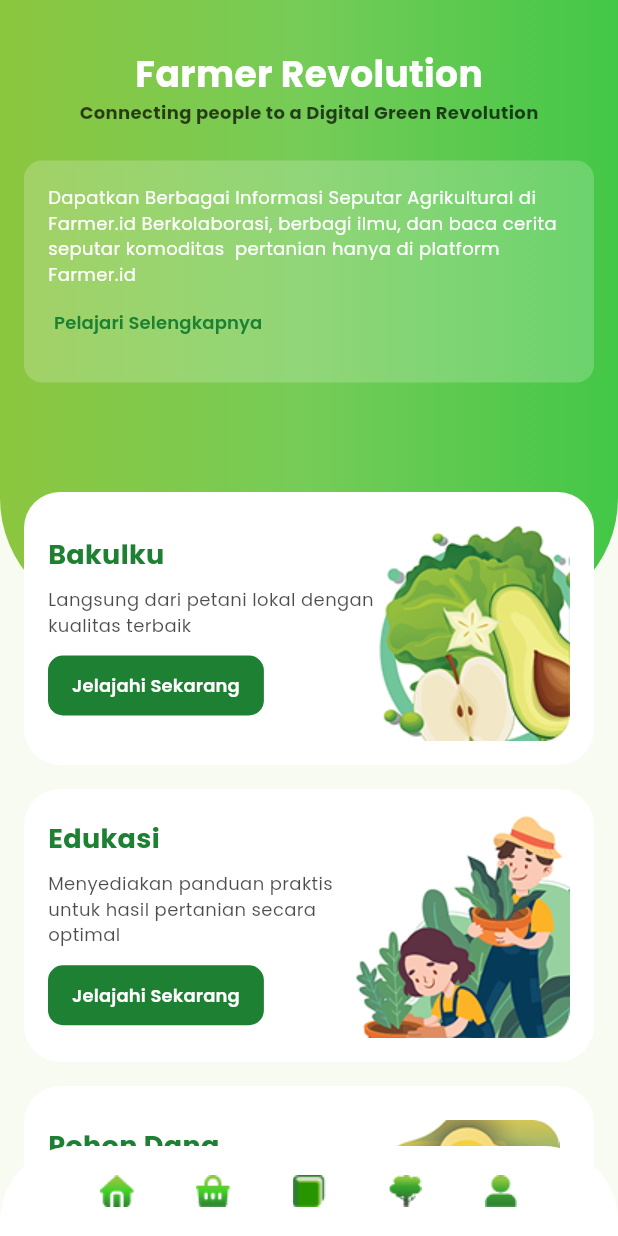
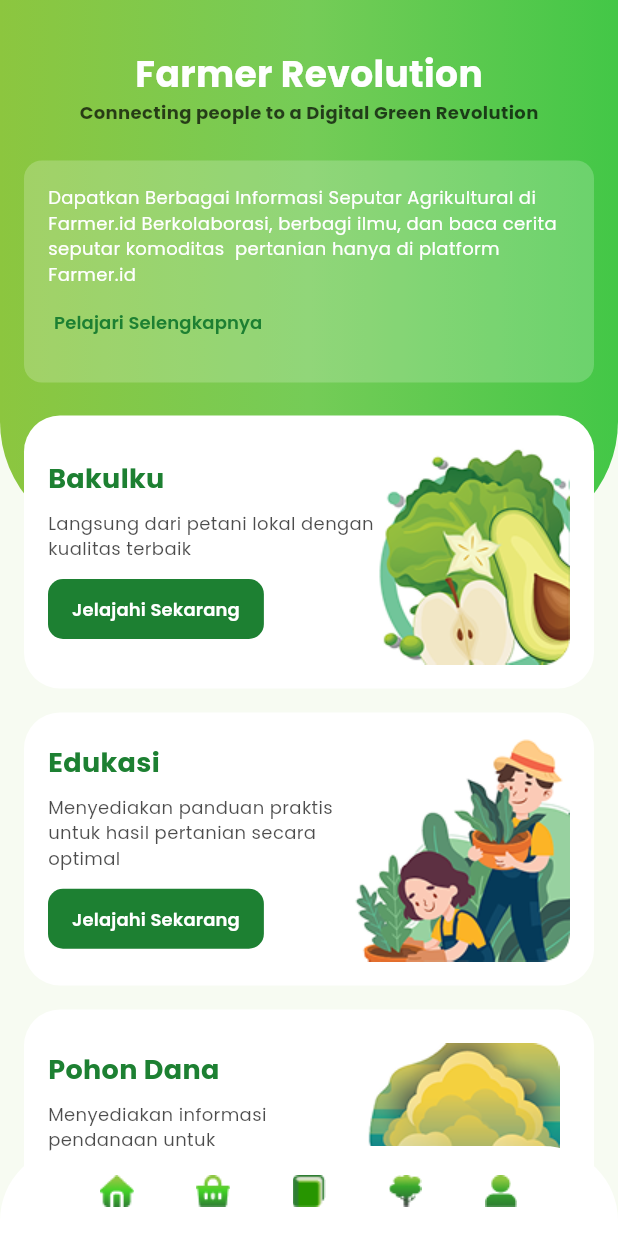
Before and after one commit to qolbudr/tanipedia-mobile, a Flutter app: the VMainMobile screen opened directly, on a phone screen of 412 x 824 dp. Run offline on Flutter 3.47's test engine with Material 3 defaults, Android fonts, the phone set to English and light mode, and no system bars; our stand-ins replace cached_network_image, dio, easy_debounce, freezed_annotation, get, google_fonts and 4 more; accounts and stored records are empty; network calls fail.

```diff
--- a/lib/core/constant/const.dart
+++ b/lib/core/constant/const.dart
@@ -20,7 +20,7 @@ class Const {
   static String mapsUrl = 'https://www.google.com/maps/vt/pb=!1m4!1m3!1i{z}!2i{x}!3i{y}!2m3!1e0!2sm!3i420120488!3m7!2sen!5e1105!12m4!1e68!2m2!1sset!2sRoadmap!4e0!5m1!1e0!23i4111425';
   static String oneSignalAppId = '2ff1a83f-5ef0-45c7-bbef-e0f3724ae38e';
   static String wsUrl = 'wss://admin.jobdis.site';
-  static String baseUrl = 'https://admin.jobdis.site/api';
+  static String baseUrl = 'http://10.0.2.2:3030/api';
   // static String wsUrl = 'ws://10.0.2.2:3000';
   // static String baseUrl = 'http://10.0.2.2:3000/api';
 }
--- a/lib/core/enums/role.dart
+++ b/lib/core/enums/role.dart
@@ -1,6 +1,5 @@
 enum ERole {
+  admin,
+  seller,
   user,
-  admin,
-  consultant,
-  company,
 }
--- a/lib/core/routes/bindings.dart
+++ b/lib/core/routes/bindings.dart
@@ -1,16 +1,18 @@
 import 'package:get/get.dart';
 import 'package:tanipedia_mobile/core/api/api.dart';
 import 'package:tanipedia_mobile/core/database/db.dart';
+import 'package:tanipedia_mobile/feature/main/controller/c_main/c_main.dart';
+import 'package:tanipedia_mobile/repositories/r_auth/r_auth.dart';
 
 class MainBinding extends Bindings {
   @override
   void dependencies() {
     Get.lazyPut(() => DatabaseHelper(), fenix: true);
     Get.lazyPut(() => IApi(), fenix: true);
-    // Get.lazyPut(() => RIReport(), fenix: true);
+    Get.lazyPut(() => RIAuth(), fenix: true);
     // Get.lazyPut(() => RISalary(), fenix: true);
 
-    // Get.put(CMain(), permanent: true);
+    Get.put(CMain(), permanent: true);
     // Get.put(CMainConsultant(), permanent: true);
     // Get.put(CDashboard(), permanent: true);
     // Get.put(CPosCashier(), permanent: true);
--- a/lib/core/widget/w_snackbar.dart
+++ b/lib/core/widget/w_snackbar.dart
@@ -24,15 +24,15 @@ class WSnackBar {
       padding: const EdgeInsets.symmetric(vertical: 10, horizontal: 16),
       animationDuration: const Duration(milliseconds: 300),
       duration: const Duration(milliseconds: 2500),
-      margin: EdgeInsets.all(Const.siblingMargin(x: 4)),
+      margin: EdgeInsets.symmetric(horizontal: Const.parentMargin(), vertical: Const.parentMargin(x: 0.5)),
       messageText: Text(message, style: TText.bodyXSRegular()),
       icon: Icon(
         type == WSnackBarType.success ? IconsaxPlusLinear.check : IconsaxPlusLinear.info_circle,
         color: type.borderColor,
       ),
       // message: "",
-      backgroundColor: TColors.baseWhite,
-      borderRadius: 8,
+      backgroundColor: type.backgroundColor,
+      borderRadius: 4,
       borderColor: type.borderColor,
       borderWidth: 1,
       snackStyle: SnackStyle.FLOATING,
--- a/lib/feature/bakulku/view/v_bakulku_main/v_bakulku_main_mobile.dart
+++ b/lib/feature/bakulku/view/v_bakulku_main/v_bakulku_main_mobile.dart
@@ -1,9 +1,11 @@
 import 'package:cached_network_image/cached_network_image.dart';
 import 'package:flutter/material.dart';
+import 'package:get/get.dart';
 import 'package:tanipedia_mobile/core/constant/const.dart';
 import 'package:tanipedia_mobile/core/themes/color_theme.dart';
 import 'package:tanipedia_mobile/core/themes/text_theme.dart';
 import 'package:tanipedia_mobile/core/widget/w_input.dart';
+import 'package:tanipedia_mobile/feature/main/controller/c_main/c_main.dart';
 import 'package:tanipedia_mobile/gen/assets.gen.dart';
 
 class VBakulkuMainMobile extends StatelessWidget {
@@ -11,6 +13,8 @@ class VBakulkuMainMobile extends StatelessWidget {
 
   @override
   Widget build(BuildContext context) {
+    final oMain = Get.put(CMain());
+
     return Scaffold(
       body: Column(
         children: [
@@ -42,7 +46,7 @@ class VBakulkuMainMobile extends StatelessWidget {
                       ),
                     ),
                     SizedBox(height: Const.siblingMargin(x: 2)),
-                    Text("Halo, Riski", style: TText.bodySemiBold(color: TColors.baseWhite)),
+                    Text("Halo, ${oMain.state.user?.name}", style: TText.bodySemiBold(color: TColors.baseWhite)),
                     SizedBox(height: Const.siblingMargin(x: 2)),
                     Text("Temukan hasil pertanian", style: TText.heading2Bold()),
                     SizedBox(height: Const.siblingMargin(x: 8)),
--- a/lib/feature/main/controller/c_main/c_main.dart
+++ b/lib/feature/main/controller/c_main/c_main.dart
@@ -1,6 +1,7 @@
 import 'package:flutter/material.dart';
 import 'package:get/get.dart';
 import 'package:tanipedia_mobile/feature/main/controller/c_main/c_main_state.dart';
+import 'package:tanipedia_mobile/repositories/r_auth/model/user_model/user_model.dart';
 
 class CMain extends GetxController with GetSingleTickerProviderStateMixin {
   static CMain instance = Get.find();
@@ -15,6 +16,10 @@ class CMain extends GetxController with GetSingleTickerProviderStateMixin {
     super.onInit();
   }
 
+  void setUserData(UserModel? user, String? token) {
+    _state.value = state.copyWith(user: user, token: token);
+  }
+
   void handleTabChange() {
     _state.value = _state.value.copyWith(tabIndex: tabController.index);
   }
--- a/lib/feature/main/controller/c_main/c_main_state.dart
+++ b/lib/feature/main/controller/c_main/c_main_state.dart
@@ -1,6 +1,7 @@
 // ignore_for_file: depend_on_referenced_packages
 
 import 'package:freezed_annotation/freezed_annotation.dart';
+import 'package:tanipedia_mobile/repositories/r_auth/model/user_model/user_model.dart';
 
 part 'c_main_state.freezed.dart';
 
@@ -8,5 +9,7 @@ part 'c_main_state.freezed.dart';
 class CMainState with _$CMainState {
   const factory CMainState({
     @Default(0) int tabIndex,
+    UserModel? user,
+    String? token,
   }) = _CMainState;
 }
--- a/lib/feature/main/view/v_home/v_home_mobile.dart
+++ b/lib/feature/main/view/v_home/v_home_mobile.dart
@@ -1,5 +1,4 @@
 import 'package:flutter/material.dart';
-import 'package:get/get.dart';
 import 'package:tanipedia_mobile/core/constant/const.dart';
 import 'package:tanipedia_mobile/core/themes/color_theme.dart';
 import 'package:tanipedia_mobile/core/themes/text_theme.dart';
@@ -20,7 +19,6 @@ class VHomeMobile extends StatelessWidget {
             children: [
               Container(
                 width: double.infinity,
-                height: Get.height * 0.5,
                 decoration: const BoxDecoration(
                   borderRadius: BorderRadius.vertical(bottom: Radius.circular(80)),
                   gradient: LinearGradient(
@@ -67,7 +65,8 @@ class VHomeMobile extends StatelessWidget {
                             )
                           ],
                         ),
-                      )
+                      ),
+                      const SizedBox(height: 90),
                     ],
                   ),
                 ),
--- /dev/null
+++ b/lib/repositories/r_auth/model/user_model/user_model.dart
@@ -0,0 +1,23 @@
+import 'package:freezed_annotation/freezed_annotation.dart';
+import 'package:tanipedia_mobile/core/enums/role.dart';
+
+part 'user_model.freezed.dart';
+part 'user_model.g.dart';
+
+@freezed
+class UserModel with _$UserModel {
+  const factory UserModel({
+    num? id,
+    String? email,
+    String? password,
+    String? name,
+    String? phone,
+    String? address,
+    String? photo,
+    ERole? role,
+    DateTime? createdAt,
+    DateTime? updatedAt,
+  }) = _UserModel;
+
+  factory UserModel.fromJson(Map<String, dynamic> json) => _$UserModelFromJson(json);
+}
```
Also changed, not shown: lib/core/errors/error_handler.dart (added, +13 -0 lines), lib/core/models/main_response.dart (added, +17 -0 lines), lib/feature/auth/controller/c_login/c_login.dart (+38 -0 lines), lib/feature/auth/controller/c_login/c_login_state.dart (+10 -0 lines), lib/feature/auth/view/v_login/v_login_mobile.dart (+23 -13 lines), lib/repositories/r_auth/r_auth.dart (added, +38 -0 lines), lib/feature/auth/controller/c_login/c_login_state.freezed.dart (added), lib/feature/main/controller/c_main/c_main_state.freezed.dart, lib/repositories/r_auth/model/user_model/user_model.freezed.dart (added), lib/repositories/r_auth/model/user_model/user_model.g.dart (added).
